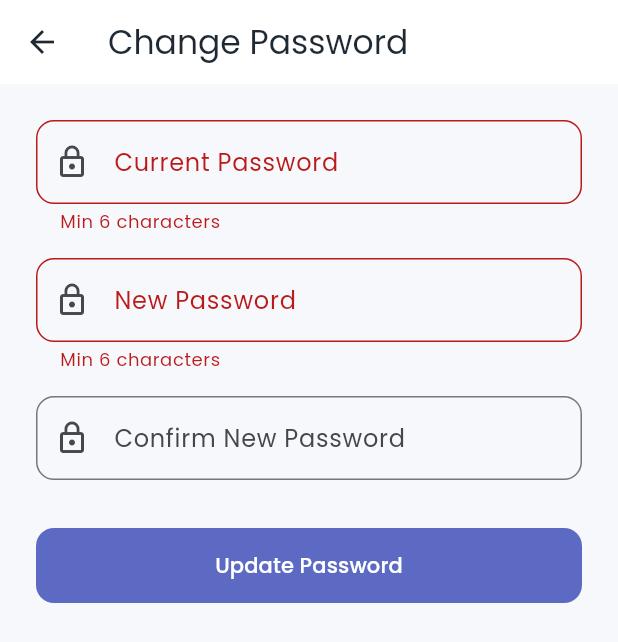
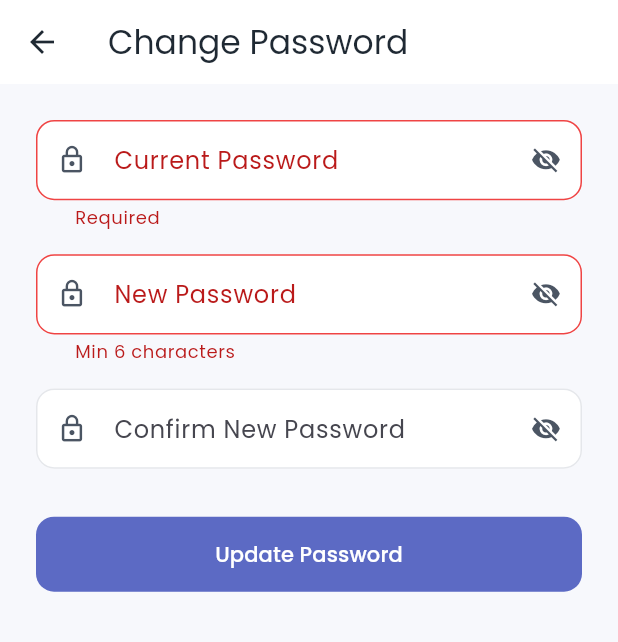
Before and after one commit to Benjaminofili/Fusion_fiesta_v2, a Flutter app: the ChangePasswordScreen screen opened by its route, after a tap on "Update Password", on a phone screen of 412 x 824 dp. Shown: the top 642 px of the screen. Run offline on Flutter 3.47's test engine with Material 3 defaults, Android fonts, the phone set to English and light mode, and no system bars; our stand-ins replace connectivity_plus, equatable, file_picker, flutter_animate, flutter_rating_bar, flutter_screenutil and 9 more; missing offline and left inert: mobile_scanner; accounts and stored records are empty; statements that could not run were skipped.

Commit message:
Added Profile Features

```diff
--- /dev/null
+++ b/lib/core/widgets/app_text_field.dart
@@ -0,0 +1,101 @@
+import 'package:flutter/material.dart';
+import 'package:flutter_screenutil/flutter_screenutil.dart';
+import '../constants/app_colors.dart';
+
+class AppTextField extends StatefulWidget {
+  const AppTextField({
+    super.key,
+    required this.controller,
+    required this.label,
+    this.hint,
+    required this.prefixIcon,
+    this.isPassword = false,
+    this.keyboardType,
+    this.validator,
+    this.readOnly = false,
+    this.onTap,
+    this.textCapitalization = TextCapitalization.none,
+  });
+
+  final TextEditingController controller;
+  final String label;
+  final String? hint;
+  final IconData prefixIcon;
+  final bool isPassword;
+  final TextInputType? keyboardType;
+  final String? Function(String?)? validator;
+  final bool readOnly;
+  final VoidCallback? onTap;
+  final TextCapitalization textCapitalization;
+
+  @override
+  State<AppTextField> createState() => _AppTextFieldState();
+}
+
+class _AppTextFieldState extends State<AppTextField> {
+  late bool _obscureText;
+
+  @override
+  void initState() {
+    super.initState();
+    // Initialize obscureText based on whether it is a password field
+    _obscureText = widget.isPassword;
+  }
+
+  @override
+  Widget build(BuildContext context) {
+    return TextFormField(
+      controller: widget.controller,
+      obscureText: _obscureText,
+      keyboardType: widget.keyboardType,
+      readOnly: widget.readOnly,
+      onTap: widget.onTap,
+      textCapitalization: widget.textCapitalization,
+      style: TextStyle(
+        fontSize: 14.sp,
+        color: AppColors.textPrimary,
+        fontWeight: FontWeight.w500,
+      ),
+      validator: widget.validator,
+      decoration: InputDecoration(
+        labelText: widget.label,
+        hintText: widget.hint,
+        prefixIcon: Icon(widget.prefixIcon, color: AppColors.textSecondary, size: 20.sp),
+        filled: true,
+        fillColor: Colors.white,
+        contentPadding: EdgeInsets.symmetric(vertical: 16.h, horizontal: 20.w),
+        border: OutlineInputBorder(
+          borderRadius: BorderRadius.circular(12.r),
+          borderSide: const BorderSide(color: AppColors.border),
+        ),
+        enabledBorder: OutlineInputBorder(
+          borderRadius: BorderRadius.circular(12.r),
+          borderSide: const BorderSide(color: AppColors.border),
+        ),
+        focusedBorder: OutlineInputBorder(
+          borderRadius: BorderRadius.circular(12.r),
+          borderSide: const BorderSide(color: AppColors.primary, width: 2),
+        ),
+        errorBorder: OutlineInputBorder(
+          borderRadius: BorderRadius.circular(12.r),
+          borderSide: const BorderSide(color: AppColors.error),
+        ),
+        // Logic: Only show suffix icon if it's a password field
+        suffixIcon: widget.isPassword
+            ? IconButton(
+          icon: Icon(
+            _obscureText ? Icons.visibility_off : Icons.visibility,
+            color: AppColors.textSecondary,
+            size: 20.sp,
+          ),
+          onPressed: () {
+            setState(() {
+              _obscureText = !_obscureText;
+            });
+          },
+        )
+            : null,
+      ),
+    );
+  }
+}
--- a/lib/data/repositories/auth_repository.dart
+++ b/lib/data/repositories/auth_repository.dart
@@ -5,4 +5,5 @@ abstract class AuthRepository {
   Future<User> signIn(String email, String password);
   Future<User> signUp(User user, String password);
   Future<void> signOut();
+  Future<void> changePassword(String email, String currentPassword, String newPassword);
 }
--- a/lib/features/common/profile/presentation/screens/change_password_screen.dart
+++ b/lib/features/common/profile/presentation/screens/change_password_screen.dart
@@ -1,6 +1,9 @@
 import 'package:flutter/material.dart';
 import 'package:go_router/go_router.dart';
+import '../../../../../app/di/service_locator.dart';
 import '../../../../../core/constants/app_colors.dart';
+import '../../../../../core/services/auth_service.dart';
+import '../../../../../core/widgets/app_text_field.dart'; // NEW IMPORT
 
 class ChangePasswordScreen extends StatefulWidget {
   const ChangePasswordScreen({super.key});
@@ -18,17 +21,29 @@ class _ChangePasswordScreenState extends State<ChangePasswordScreen> {
 
   Future<void> _updatePassword() async {
     if (!_formKey.currentState!.validate()) return;
-
     setState(() => _isLoading = true);
 
-    // Simulate Backend API Call
-    await Future.delayed(const Duration(seconds: 2));
+    try {
+      final authService = serviceLocator<AuthService>();
+      await authService.changePassword(
+          _currentPassController.text,
+          _newPassController.text
+      );
 
       if (mounted) {
         ScaffoldMessenger.of(context).showSnackBar(
-        const SnackBar(content: Text('Password changed successfully!'), backgroundColor: AppColors.success),
+          const SnackBar(content: Text('Password updated! Please use new password next time.'), backgroundColor: AppColors.success),
         );
         context.pop();
+      }
+    } catch (e) {
+      if (mounted) {
+        ScaffoldMessenger.of(context).showSnackBar(
+          SnackBar(content: Text(e.toString().replaceAll('AppFailure', '')), backgroundColor: AppColors.error),
+        );
+      }
+    } finally {
+      if(mounted) setState(() => _isLoading = false);
     }
   }
 
@@ -47,15 +62,36 @@ class _ChangePasswordScreenState extends State<ChangePasswordScreen> {
           key: _formKey,
           child: Column(
             children: [
-              _buildPassField('Current Password', _currentPassController),
+              AppTextField(
+                controller: _currentPassController,
+                label: 'Current Password',
+                prefixIcon: Icons.lock_outline,
+                isPassword: true,
+                validator: (v) => v!.isEmpty ? 'Required' : null,
+              ),
               const SizedBox(height: 16),
-              _buildPassField('New Password', _newPassController),
+
+              AppTextField(
+                controller: _newPassController,
+                label: 'New Password',
+                prefixIcon: Icons.lock_outline,
+                isPassword: true,
+                validator: (v) => v!.length < 6 ? 'Min 6 characters' : null,
+              ),
               const SizedBox(height: 16),
-              _buildPassField('Confirm New Password', _confirmPassController, validator: (val) {
+
+              AppTextField(
+                controller: _confirmPassController,
+                label: 'Confirm New Password',
+                prefixIcon: Icons.lock_outline,
+                isPassword: true,
+                validator: (val) {
                   if (val != _newPassController.text) return 'Passwords do not match';
                   return null;
-              }),
+                },
+              ),
               const SizedBox(height: 32),
+
               SizedBox(
                 width: double.infinity,
                 height: 50,
@@ -76,17 +112,4 @@ class _ChangePasswordScreenState extends State<ChangePasswordScreen> {
       ),
     );
   }
-
-  Widget _buildPassField(String label, TextEditingController controller, {String? Function(String?)? validator}) {
-    return TextFormField(
-      controller: controller,
-      obscureText: true,
-      decoration: InputDecoration(
-        labelText: label,
-        prefixIcon: const Icon(Icons.lock_outline),
-        border: OutlineInputBorder(borderRadius: BorderRadius.circular(12)),
-      ),
-      validator: validator ?? (v) => v!.length < 6 ? 'Min 6 characters' : null,
-    );
 }
-}
```
Also changed, not shown: lib/core/services/auth_service.dart (+8 -0 lines), lib/data/repositories/auth_repository_impl.dart (+30 -23 lines), lib/features/common/auth/presentation/screens/login_screen.dart (+19 -95 lines), lib/features/common/auth/presentation/screens/register_screen.dart (+32 -40 lines), lib/features/student/dashboard/presentation/screens/student_dashboard_screen.dart (+60 -82 lines), lib/mock/mock_repositories.dart (+8 -3 lines). Lines whose indentation alone changed are shown as unchanged.
